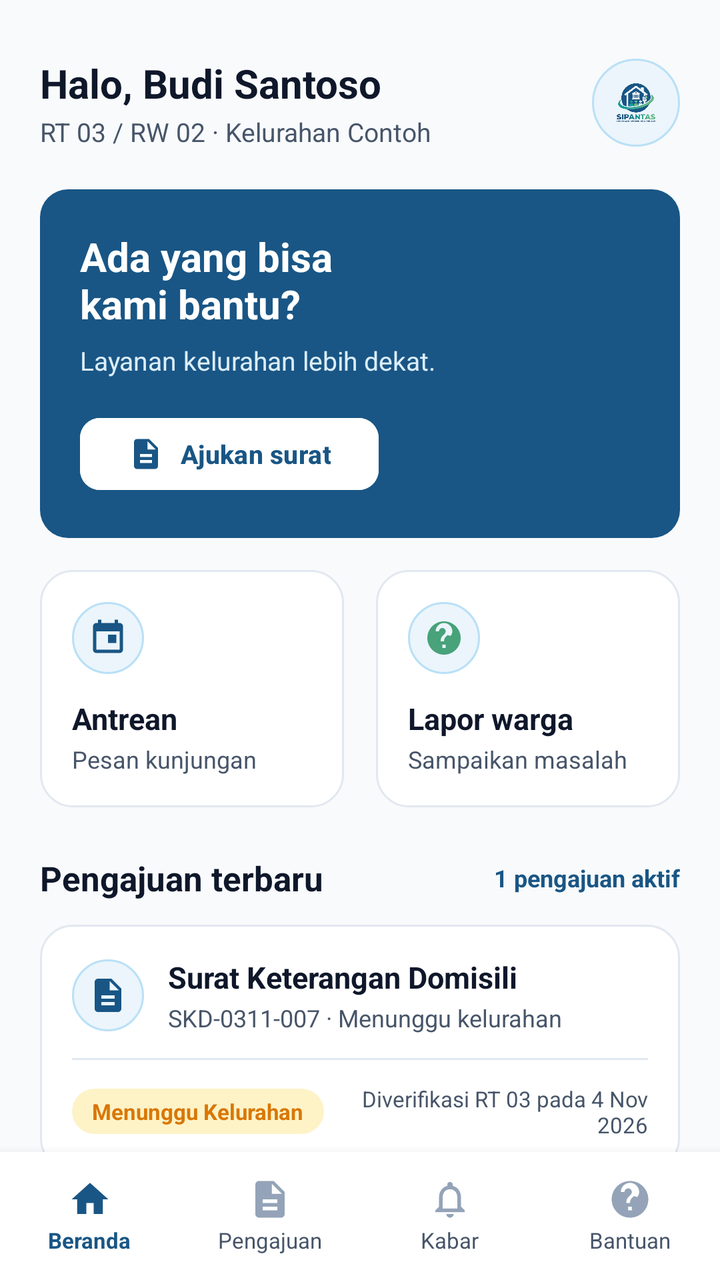
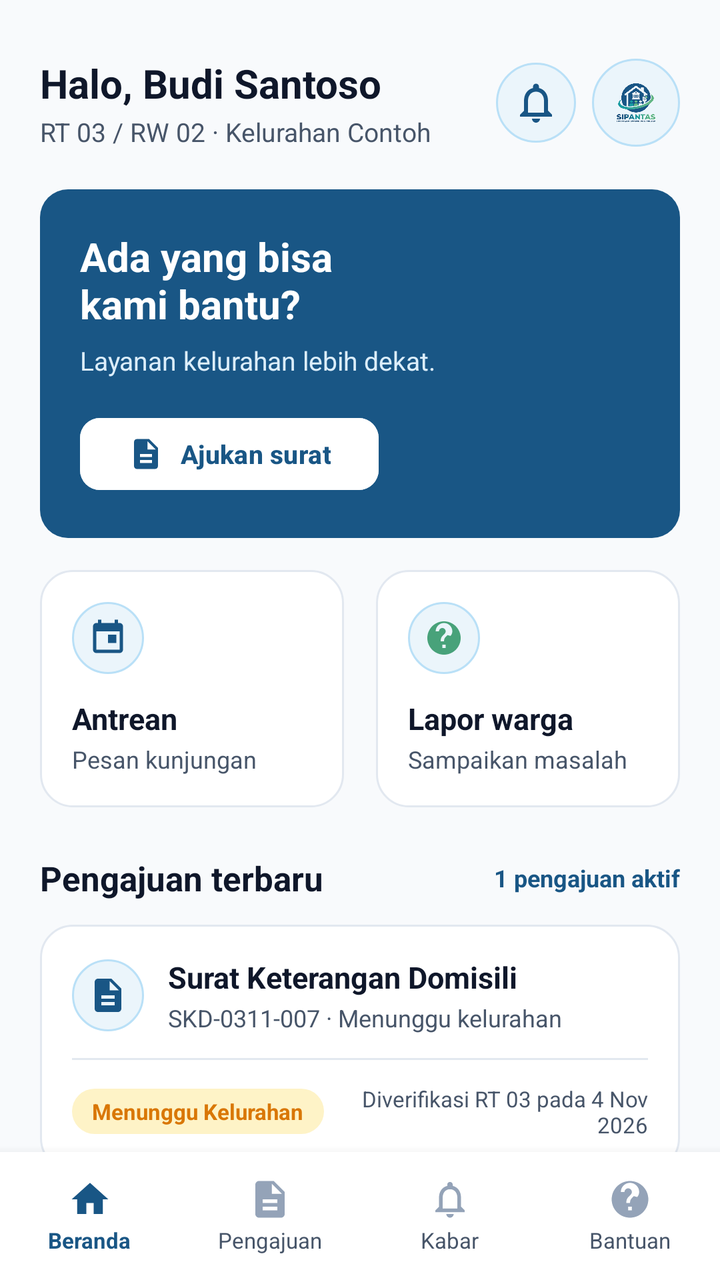

Compare the two renders of this Android layout. The source of the first and the diff that turns it into the second are given below.
<!-- AndroidManifest.xml: application theme Theme.SIPANTAS -->
<!-- res/layout/activity_main.xml -->
<?xml version="1.0" encoding="utf-8"?>
<androidx.constraintlayout.widget.ConstraintLayout xmlns:android="http://schemas.android.com/apk/res/android"
    xmlns:app="http://schemas.android.com/apk/res-auto"
    xmlns:tools="http://schemas.android.com/tools"
    android:id="@+id/main"
    android:layout_width="match_parent"
    android:layout_height="match_parent"
    android:background="@color/bg_page"
    tools:context=".MainActivity">

    <androidx.core.widget.NestedScrollView
        android:layout_width="match_parent"
        android:layout_height="0dp"
        android:fillViewport="true"
        app:layout_constraintBottom_toTopOf="@id/bottom_nav_bar"
        app:layout_constraintTop_toTopOf="parent">

        <LinearLayout
            android:layout_width="match_parent"
            android:layout_height="wrap_content"
            android:orientation="vertical"
            android:paddingHorizontal="20dp"
            android:paddingTop="28dp"
            android:paddingBottom="24dp">

            
            <LinearLayout
                android:layout_width="match_parent"
                android:layout_height="wrap_content"
                android:gravity="center_vertical"
                android:orientation="horizontal">

                <LinearLayout
                    android:layout_width="0dp"
                    android:layout_height="wrap_content"
                    android:layout_weight="1"
                    android:orientation="vertical">

                    <TextView
                        android:id="@+id/tv_greeting"
                        android:layout_width="wrap_content"
                        android:layout_height="wrap_content"
                        android:text="Halo, Budi Santoso"
                        android:textColor="@color/text_primary"
                        android:textSize="20sp"
                        android:textStyle="bold" />

                    <TextView
                        android:id="@+id/tv_sub_badge"
                        android:layout_width="wrap_content"
                        android:layout_height="wrap_content"
                        android:layout_marginTop="2dp"
                        android:text="RT 03 / RW 02 · Kelurahan Contoh"
                        android:textColor="@color/text_secondary"
                        android:textSize="13sp" />
                </LinearLayout>

                <ImageView
                    android:id="@+id/btn_header_profile"
                    android:layout_width="44dp"
                    android:layout_height="44dp"
                    android:background="@drawable/bg_role_chip"
                    android:clickable="true"
                    android:contentDescription="Profil"
                    android:focusable="true"
                    android:padding="6dp"
                    android:src="@drawable/ic_sipantas_logo" />
            </LinearLayout>

            
            <LinearLayout
                android:id="@+id/banner_account_status"
                android:layout_width="match_parent"
                android:layout_height="wrap_content"
                android:layout_marginTop="14dp"
                android:background="@drawable/bg_role_card"
                android:orientation="horizontal"
                android:padding="14dp"
                android:visibility="gone">

                <TextView
                    android:id="@+id/tv_banner_icon"
                    android:layout_width="32dp"
                    android:layout_height="32dp"
                    android:background="@drawable/bg_status_badge"
                    android:gravity="center"
                    android:text="⏳"
                    android:textSize="16sp" />

                <LinearLayout
                    android:layout_width="0dp"
                    android:layout_height="wrap_content"
                    android:layout_marginStart="12dp"
                    android:layout_weight="1"
                    android:orientation="vertical">

                    <TextView
                        android:id="@+id/tv_banner_title"
                        android:layout_width="wrap_content"
                        android:layout_height="wrap_content"
                        android:text="Status Akun: Menunggu Verifikasi RT"
                        android:textColor="@color/status_pending"
                        android:textSize="13sp"
                        android:textStyle="bold" />

                    <TextView
                        android:id="@+id/tv_banner_desc"
                        android:layout_width="wrap_content"
                        android:layout_height="wrap_content"
                        android:layout_marginTop="2dp"
                        android:text="Data pendaftaran Anda sedang dicocokkan dengan dokumen KTP oleh Ketua RT."
                        android:textColor="@color/text_secondary"
                        android:textSize="12sp" />
                </LinearLayout>
            </LinearLayout>

            
            <LinearLayout
                android:id="@+id/banner_rtrw_badge"
                android:layout_width="match_parent"
                android:layout_height="wrap_content"
                android:layout_marginTop="14dp"
                android:background="@drawable/bg_primary_button"
                android:clickable="true"
                android:focusable="true"
                android:orientation="horizontal"
                android:padding="14dp"
                android:visibility="gone">

                <TextView
                    android:id="@+id/tv_rtrw_badge_count"
                    android:layout_width="32dp"
                    android:layout_height="32dp"
                    android:background="@drawable/bg_role_chip"
                    android:gravity="center"
                    android:text="2"
                    android:textColor="@color/brand_primary"
                    android:textSize="16sp"
                    android:textStyle="bold" />

                <LinearLayout
                    android:layout_width="0dp"
                    android:layout_height="wrap_content"
                    android:layout_marginStart="12dp"
                    android:layout_weight="1"
                    android:orientation="vertical">

                    <TextView
                        android:layout_width="wrap_content"
                        android:layout_height="wrap_content"
                        android:text="Permohonan Warga Perlu Tindakan"
                        android:textColor="@color/white"
                        android:textSize="13sp"
                        android:textStyle="bold" />

                    <TextView
                        android:id="@+id/tv_rtrw_badge_desc"
                        android:layout_width="wrap_content"
                        android:layout_height="wrap_content"
                        android:layout_marginTop="2dp"
                        android:text="Ada surat pengantar menunggu tanda tangan digital Anda."
                        android:textColor="#DCEEFB"
                        android:textSize="12sp" />
                </LinearLayout>
            </LinearLayout>

            
            <LinearLayout
                android:layout_width="match_parent"
                android:layout_height="wrap_content"
                android:layout_marginTop="20dp"
                android:background="@drawable/bg_primary_button"
                android:orientation="vertical"
                android:padding="20dp">

                <TextView
                    android:layout_width="wrap_content"
                    android:layout_height="wrap_content"
                    android:text="Ada yang bisa\nkami bantu?"
                    android:textColor="@color/white"
                    android:textSize="20sp"
                    android:textStyle="bold" />

                <TextView
                    android:layout_width="wrap_content"
                    android:layout_height="wrap_content"
                    android:layout_marginTop="6dp"
                    android:text="Layanan kelurahan lebih dekat."
                    android:textColor="#DCEEFB"
                    android:textSize="13sp" />

                <com.google.android.material.button.MaterialButton
                    android:id="@+id/btn_hero_apply"
                    android:layout_width="wrap_content"
                    android:layout_height="44dp"
                    android:layout_marginTop="16dp"
                    android:backgroundTint="@color/white"
                    android:text="Ajukan surat"
                    android:textColor="@color/brand_primary"
                    android:textSize="13sp"
                    android:textStyle="bold"
                    app:cornerRadius="10dp"
                    app:icon="@drawable/ic_document"
                    app:iconTint="@color/brand_primary" />
            </LinearLayout>

            
            <LinearLayout
                android:layout_width="match_parent"
                android:layout_height="wrap_content"
                android:layout_marginTop="16dp"
                android:orientation="horizontal">

                
                <LinearLayout
                    android:id="@+id/action_antrean"
                    android:layout_width="0dp"
                    android:layout_height="wrap_content"
                    android:layout_marginEnd="8dp"
                    android:layout_weight="1"
                    android:background="@drawable/bg_rounded_card"
                    android:clickable="true"
                    android:focusable="true"
                    android:orientation="vertical"
                    android:padding="16dp">

                    <ImageView
                        android:layout_width="36dp"
                        android:layout_height="36dp"
                        android:background="@drawable/bg_role_chip"
                        android:padding="8dp"
                        android:src="@drawable/ic_calendar_time"
                        app:tint="@color/brand_primary" />

                    <TextView
                        android:layout_width="wrap_content"
                        android:layout_height="wrap_content"
                        android:layout_marginTop="12dp"
                        android:text="Antrean"
                        android:textColor="@color/text_primary"
                        android:textSize="15sp"
                        android:textStyle="bold" />

                    <TextView
                        android:layout_width="wrap_content"
                        android:layout_height="wrap_content"
                        android:layout_marginTop="2dp"
                        android:text="Pesan kunjungan"
                        android:textColor="@color/text_secondary"
                        android:textSize="12sp" />
                </LinearLayout>

                
                <LinearLayout
                    android:id="@+id/action_lapor"
                    android:layout_width="0dp"
                    android:layout_height="wrap_content"
                    android:layout_marginStart="8dp"
                    android:layout_weight="1"
                    android:background="@drawable/bg_rounded_card"
                    android:clickable="true"
                    android:focusable="true"
                    android:orientation="vertical"
                    android:padding="16dp">

                    <ImageView
                        android:layout_width="36dp"
                        android:layout_height="36dp"
                        android:background="@drawable/bg_role_chip"
                        android:padding="8dp"
                        android:src="@drawable/ic_help_support"
                        app:tint="@color/brand_accent" />

                    <TextView
                        android:layout_width="wrap_content"
                        android:layout_height="wrap_content"
                        android:layout_marginTop="12dp"
                        android:text="Lapor warga"
                        android:textColor="@color/text_primary"
                        android:textSize="15sp"
                        android:textStyle="bold" />

                    <TextView
                        android:layout_width="wrap_content"
                        android:layout_height="wrap_content"
                        android:layout_marginTop="2dp"
                        android:text="Sampaikan masalah"
                        android:textColor="@color/text_secondary"
                        android:textSize="12sp" />
                </LinearLayout>
            </LinearLayout>

            
            <LinearLayout
                android:layout_width="match_parent"
                android:layout_height="wrap_content"
                android:layout_marginTop="24dp"
                android:gravity="center_vertical"
                android:orientation="horizontal">

                <TextView
                    android:layout_width="0dp"
                    android:layout_height="wrap_content"
                    android:layout_weight="1"
                    android:text="Pengajuan terbaru"
                    android:textColor="@color/text_primary"
                    android:textSize="17sp"
                    android:textStyle="bold" />

                <TextView
                    android:id="@+id/tv_active_count"
                    android:layout_width="wrap_content"
                    android:layout_height="wrap_content"
                    android:text="1 pengajuan aktif"
                    android:textColor="@color/brand_primary"
                    android:textSize="12sp"
                    android:textStyle="bold" />
            </LinearLayout>

            
            <TextView
                android:id="@+id/tv_empty_submissions"
                android:layout_width="match_parent"
                android:layout_height="wrap_content"
                android:layout_marginTop="16dp"
                android:background="@drawable/bg_rounded_card"
                android:gravity="center"
                android:padding="24dp"
                android:text="Belum ada pengajuan surat aktif.\nTekan tombol 'Ajukan surat' untuk memulai."
                android:textColor="@color/text_muted"
                android:textSize="13sp"
                android:visibility="gone" />

            
            <LinearLayout
                android:id="@+id/card_active_letter"
                android:layout_width="match_parent"
                android:layout_height="wrap_content"
                android:layout_marginTop="12dp"
                android:background="@drawable/bg_rounded_card"
                android:clickable="true"
                android:focusable="true"
                android:orientation="vertical"
                android:padding="16dp">

                <LinearLayout
                    android:layout_width="match_parent"
                    android:layout_height="wrap_content"
                    android:gravity="center_vertical"
                    android:orientation="horizontal">

                    <ImageView
                        android:layout_width="36dp"
                        android:layout_height="36dp"
                        android:background="@drawable/bg_role_chip"
                        android:padding="8dp"
                        android:src="@drawable/ic_document"
                        app:tint="@color/brand_primary" />

                    <LinearLayout
                        android:layout_width="0dp"
                        android:layout_height="wrap_content"
                        android:layout_marginStart="12dp"
                        android:layout_weight="1"
                        android:orientation="vertical">

                        <TextView
                            android:id="@+id/tv_main_letter_title"
                            android:layout_width="wrap_content"
                            android:layout_height="wrap_content"
                            android:text="Surat Keterangan Domisili"
                            android:textColor="@color/text_primary"
                            android:textSize="15sp"
                            android:textStyle="bold" />

                        <TextView
                            android:id="@+id/tv_main_letter_sub"
                            android:layout_width="wrap_content"
                            android:layout_height="wrap_content"
                            android:layout_marginTop="2dp"
                            android:text="SKD-0311-007 · Menunggu kelurahan"
                            android:textColor="@color/text_secondary"
                            android:textSize="12sp" />
                    </LinearLayout>
                </LinearLayout>

                <View
                    android:layout_width="match_parent"
                    android:layout_height="1dp"
                    android:layout_marginVertical="12dp"
                    android:background="@color/card_border" />

                <LinearLayout
                    android:layout_width="match_parent"
                    android:layout_height="wrap_content"
                    android:gravity="center_vertical"
                    android:orientation="horizontal">

                    <TextView
                        android:id="@+id/tv_main_letter_badge"
                        android:layout_width="wrap_content"
                        android:layout_height="wrap_content"
                        android:background="@drawable/bg_status_badge"
                        android:paddingHorizontal="10dp"
                        android:paddingVertical="4dp"
                        android:text="Menunggu Kelurahan"
                        android:textColor="@color/status_pending"
                        android:textSize="11sp"
                        android:textStyle="bold" />

                    <TextView
                        android:id="@+id/tv_main_letter_date"
                        android:layout_width="0dp"
                        android:layout_height="wrap_content"
                        android:layout_marginStart="8dp"
                        android:layout_weight="1"
                        android:text="Diverifikasi RT 03 pada 4 Nov 2026"
                        android:textAlignment="viewEnd"
                        android:textColor="@color/text_secondary"
                        android:textSize="11sp" />
                </LinearLayout>
            </LinearLayout>

        </LinearLayout>
    </androidx.core.widget.NestedScrollView>

    
    <LinearLayout
        android:id="@+id/bottom_nav_bar"
        android:layout_width="match_parent"
        android:layout_height="64dp"
        android:background="@color/card_bg"
        android:elevation="8dp"
        android:gravity="center"
        android:orientation="horizontal"
        app:layout_constraintBottom_toBottomOf="parent">

        
        <LinearLayout
            android:id="@+id/nav_beranda"
            android:layout_width="0dp"
            android:layout_height="match_parent"
            android:layout_weight="1"
            android:clickable="true"
            android:focusable="true"
            android:gravity="center"
            android:orientation="vertical">

            <ImageView
                android:layout_width="22dp"
                android:layout_height="22dp"
                android:src="@drawable/ic_home"
                app:tint="@color/brand_primary" />

            <TextView
                android:layout_width="wrap_content"
                android:layout_height="wrap_content"
                android:layout_marginTop="2dp"
                android:text="Beranda"
                android:textColor="@color/brand_primary"
                android:textSize="11sp"
                android:textStyle="bold" />
        </LinearLayout>

        
        <LinearLayout
            android:id="@+id/nav_pengajuan"
            android:layout_width="0dp"
            android:layout_height="match_parent"
            android:layout_weight="1"
            android:clickable="true"
            android:focusable="true"
            android:gravity="center"
            android:orientation="vertical">

            <ImageView
                android:layout_width="22dp"
                android:layout_height="22dp"
                android:src="@drawable/ic_document"
                app:tint="@color/text_muted" />

            <TextView
                android:layout_width="wrap_content"
                android:layout_height="wrap_content"
                android:layout_marginTop="2dp"
                android:text="Pengajuan"
                android:textColor="@color/text_secondary"
                android:textSize="11sp" />
        </LinearLayout>

        
        <LinearLayout
            android:id="@+id/nav_kabar"
            android:layout_width="0dp"
            android:layout_height="match_parent"
            android:layout_weight="1"
            android:clickable="true"
            android:focusable="true"
            android:gravity="center"
            android:orientation="vertical">

            <ImageView
                android:layout_width="22dp"
                android:layout_height="22dp"
                android:src="@drawable/ic_notifications"
                app:tint="@color/text_muted" />

            <TextView
                android:layout_width="wrap_content"
                android:layout_height="wrap_content"
                android:layout_marginTop="2dp"
                android:text="Kabar"
                android:textColor="@color/text_secondary"
                android:textSize="11sp" />
        </LinearLayout>

        
        <LinearLayout
            android:id="@+id/nav_bantuan"
            android:layout_width="0dp"
            android:layout_height="match_parent"
            android:layout_weight="1"
            android:clickable="true"
            android:focusable="true"
            android:gravity="center"
            android:orientation="vertical">

            <ImageView
                android:layout_width="22dp"
                android:layout_height="22dp"
                android:src="@drawable/ic_help_support"
                app:tint="@color/text_muted" />

            <TextView
                android:layout_width="wrap_content"
                android:layout_height="wrap_content"
                android:layout_marginTop="2dp"
                android:text="Bantuan"
                android:textColor="@color/text_secondary"
                android:textSize="11sp" />
        </LinearLayout>

    </LinearLayout>

</androidx.constraintlayout.widget.ConstraintLayout>
<!-- resources referenced by this layout -->
<resources>
  <color name="bg_page">#F8FAFC</color>
  <color name="brand_accent">#48A27A</color>
  <color name="brand_primary">#195685</color>
  <color name="card_bg">#FFFFFFFF</color>
  <color name="card_border">#E2E8F0</color>
  <color name="status_pending">#D97706</color>
  <color name="text_muted">#94A3B8</color>
  <color name="text_primary">#0F172A</color>
  <color name="text_secondary">#475569</color>
  <color name="white">#FFFFFFFF</color>
  <!-- drawable bg_primary_button (drawable) -->
  <?xml version="1.0" encoding="utf-8"?>
  <ripple xmlns:android="http://schemas.android.com/apk/res/android"
      android:color="#33FFFFFF">
      <item>
          <shape android:shape="rectangle">
              <solid android:color="@color/brand_primary" />
              <corners android:radius="14dp" />
          </shape>
      </item>
  </ripple>
  <!-- drawable bg_role_chip (drawable) -->
  <?xml version="1.0" encoding="utf-8"?>
  <shape xmlns:android="http://schemas.android.com/apk/res/android"
      android:shape="rectangle">
      <solid android:color="@color/brand_primary_light" />
      <corners android:radius="24dp" />
      <stroke
          android:width="1dp"
          android:color="#B9E0F7" />
  </shape>
  <!-- drawable bg_rounded_card (drawable) -->
  <?xml version="1.0" encoding="utf-8"?>
  <shape xmlns:android="http://schemas.android.com/apk/res/android"
      android:shape="rectangle">
      <solid android:color="@color/card_bg" />
      <corners android:radius="16dp" />
      <stroke
          android:width="1dp"
          android:color="@color/card_border" />
  </shape>
  <!-- drawable bg_status_badge (drawable) -->
  <?xml version="1.0" encoding="utf-8"?>
  <shape xmlns:android="http://schemas.android.com/apk/res/android"
      android:shape="rectangle">
      <solid android:color="@color/status_pending_light" />
      <corners android:radius="20dp" />
  </shape>
  <!-- drawable ic_document (drawable) -->
  <vector xmlns:android="http://schemas.android.com/apk/res/android"
      android:width="24dp"
      android:height="24dp"
      android:viewportWidth="24"
      android:viewportHeight="24">
    <path
        android:fillColor="@color/brand_primary"
        android:pathData="M14,2H6c-1.1,0 -1.99,0.9 -1.99,2L4,20c0,1.1 0.89,2 1.99,2H18c1.1,0 2,-0.9 2,-2V8l-6,-6zM16,18H8v-2h8v2zm0,-4H8v-2h8v2zm-3,-5V3.5L18.5,9H13z"/>
  </vector>
  <!-- drawable ic_home (drawable) -->
  <vector xmlns:android="http://schemas.android.com/apk/res/android"
      android:width="24dp"
      android:height="24dp"
      android:viewportWidth="24"
      android:viewportHeight="24">
    <path
        android:fillColor="@color/brand_primary"
        android:pathData="M10,20v-6h4v6h5v-8h3L12,3 2,12h3v8z"/>
  </vector>
  <style name="Theme.SIPANTAS" parent="Base.Theme.SIPANTAS" />
  <color name="brand_primary_light">#EBF5FB</color>
  <color name="status_pending_light">#FEF3C7</color>
  <style name="Base.Theme.SIPANTAS" parent="Theme.Material3.DayNight.NoActionBar">
          
          <item name="colorPrimary">@color/brand_primary</item>
          <item name="colorSecondary">@color/brand_accent</item>
          <item name="android:windowBackground">@color/bg_page</item>
          <item name="android:statusBarColor">@color/bg_page</item>
          <item name="android:windowLightStatusBar">true</item>
      </style>
  <!-- unchanged entries left out for length: 5 -->
</resources>

<!-- the commit's change to res/layout/activity_main.xml (unified diff, before → after) -->
@@ -54,6 +54,19 @@
                         android:textColor="@color/text_secondary"
                         android:textSize="13sp" />
                 </LinearLayout>
+
+                <ImageView
+                    android:id="@+id/btn_notification_bell"
+                    android:layout_width="40dp"
+                    android:layout_height="40dp"
+                    android:layout_marginEnd="8dp"
+                    android:background="@drawable/bg_role_chip"
+                    android:clickable="true"
+                    android:contentDescription="Notifikasi"
+                    android:focusable="true"
+                    android:padding="8dp"
+                    android:src="@drawable/ic_notifications"
+                    app:tint="@color/brand_primary" />
 
                 <ImageView
                     android:id="@+id/btn_header_profile"
<!-- resource entries referenced after the edit -->
@@ -74,10 +74,17 @@
   <style name="Base.Theme.SIPANTAS" parent="Theme.Material3.DayNight.NoActionBar">
           
           <item name="colorPrimary">@color/brand_primary</item>
-          <item name="colorSecondary">@color/brand_accent</item>
+          <item name="colorSecondary">@color/brand_primary</item>
           <item name="android:windowBackground">@color/bg_page</item>
           <item name="android:statusBarColor">@color/bg_page</item>
           <item name="android:windowLightStatusBar">true</item>
+          <item name="buttonBarNegativeButtonStyle">@style/Widget.SIPANTAS.Button.Text</item>
+          <item name="buttonBarPositiveButtonStyle">@style/Widget.SIPANTAS.Button.Text</item>
+          <item name="buttonBarNeutralButtonStyle">@style/Widget.SIPANTAS.Button.Text</item>
+      </style>
+  <style name="Widget.SIPANTAS.Button.Text" parent="Widget.Material3.Button.TextButton">
+          <item name="android:textColor">@color/brand_primary</item>
+          <item name="rippleColor">@color/brand_primary_light</item>
       </style>
   <!-- unchanged entries left out for length: 5 -->
 </resources>
